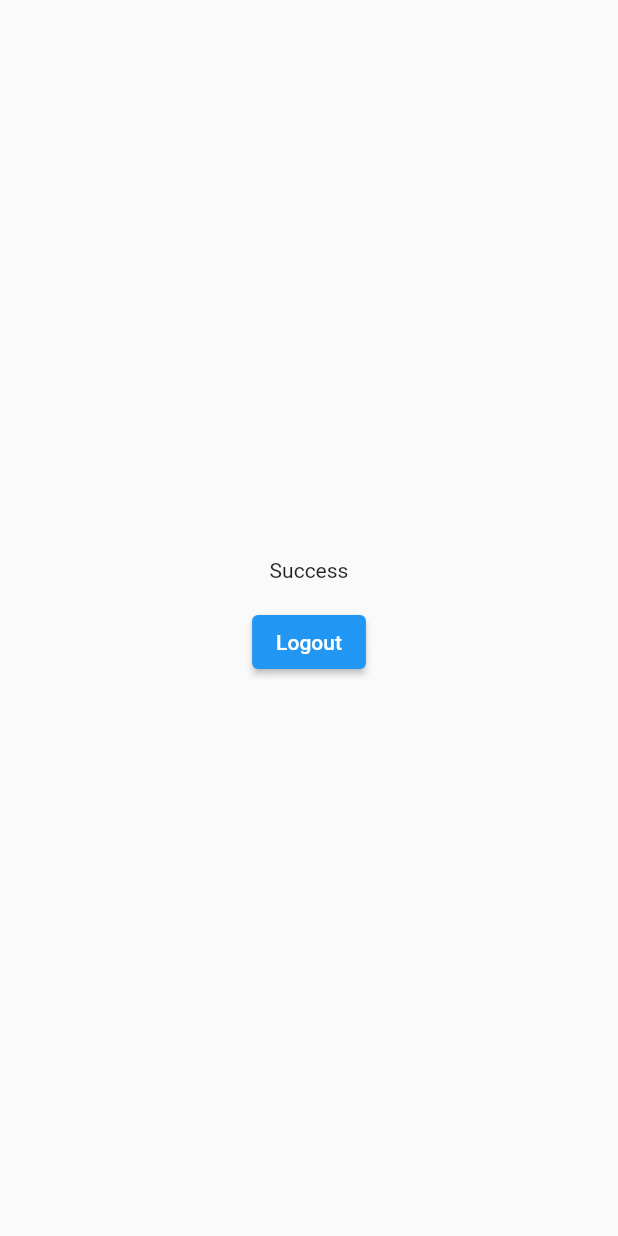
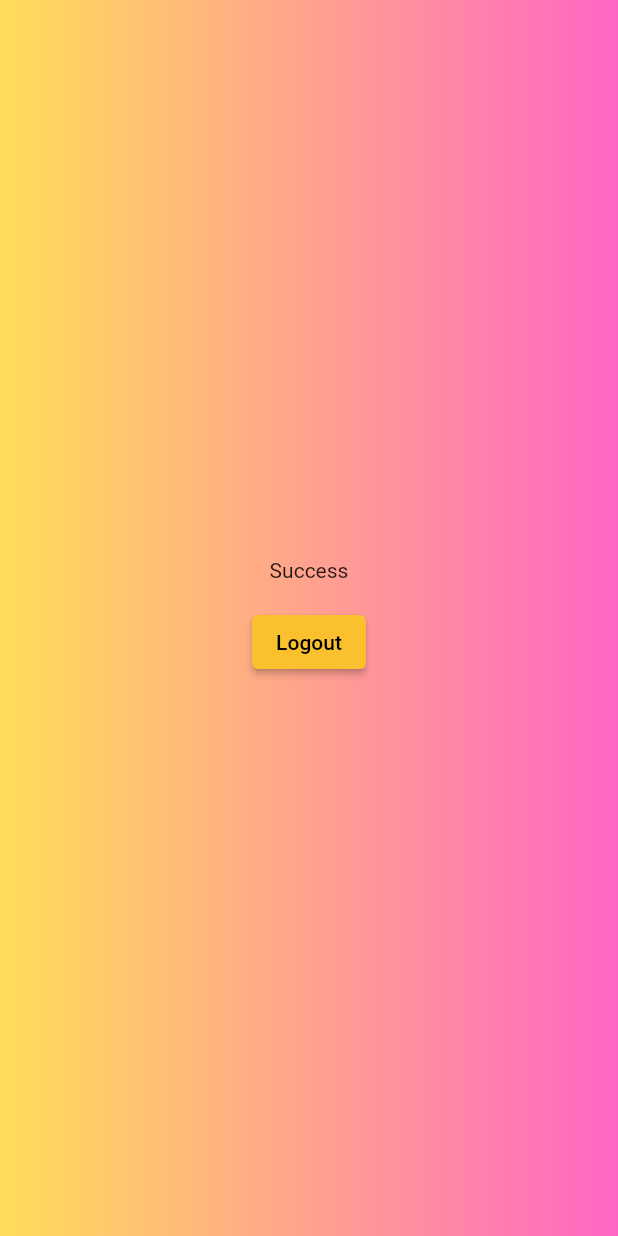
Before and after one commit to JosipTr/AnswerFive, a Flutter app: the screen it shows once a user with an empty profile is signed in, on a phone screen of 412 x 824 dp. Run offline on Flutter 3.47's test engine with Material 2 defaults, Android fonts, the phone set to English and light mode, and no system bars; our stand-ins replace dartz, equatable, firebase_auth, firebase_core, flutter_bloc, get_it; accounts and stored records are empty; network calls fail.

Commit message:
Create design

```diff
--- /dev/null
+++ b/lib/features/authentication/core/utils/theme/custom_theme.dart
@@ -0,0 +1,57 @@
+import 'package:flutter/material.dart';
+import 'dart:math';
+
+ThemeData getThemeData() {
+  return ThemeData(
+    primarySwatch: _generateMaterialColor(Colors.yellow.shade700),
+    textSelectionTheme: const TextSelectionThemeData(
+      cursorColor: Colors.black,
+    ),
+    buttonTheme: const ButtonThemeData(),
+    inputDecorationTheme: InputDecorationTheme(
+      labelStyle: const TextStyle(),
+      iconColor: Colors.red,
+      enabledBorder: OutlineInputBorder(
+        borderRadius: BorderRadius.circular(15),
+        borderSide: const BorderSide(),
+      ),
+      focusedBorder: OutlineInputBorder(
+        borderRadius: BorderRadius.circular(15),
+        borderSide: const BorderSide(),
+      ),
+    ),
+  );
+}
+
+MaterialColor _generateMaterialColor(Color color) {
+  return MaterialColor(color.value, {
+    50: tintColor(color, 0.9),
+    100: tintColor(color, 0.8),
+    200: tintColor(color, 0.6),
+    300: tintColor(color, 0.4),
+    400: tintColor(color, 0.2),
+    500: color,
+    600: shadeColor(color, 0.1),
+    700: shadeColor(color, 0.2),
+    800: shadeColor(color, 0.3),
+    900: shadeColor(color, 0.4),
+  });
+}
+
+int tintValue(int value, double factor) =>
+    max(0, min((value + ((255 - value) * factor)).round(), 255));
+
+Color tintColor(Color color, double factor) => Color.fromRGBO(
+    tintValue(color.red, factor),
+    tintValue(color.green, factor),
+    tintValue(color.blue, factor),
+    1);
+
+int shadeValue(int value, double factor) =>
+    max(0, min(value - (value * factor).round(), 255));
+
+Color shadeColor(Color color, double factor) => Color.fromRGBO(
+    shadeValue(color.red, factor),
+    shadeValue(color.green, factor),
+    shadeValue(color.blue, factor),
+    1);
--- a/lib/features/authentication/presentation/pages/auth_page.dart
+++ b/lib/features/authentication/presentation/pages/auth_page.dart
@@ -15,7 +15,9 @@ class AuthPage extends StatelessWidget {
     return BlocProvider<AuthBloc>(
       create: (_) => di()..add(AuthStarted()),
       child: Scaffold(
-        body: SafeArea(
+        body: SingleChildScrollView(
+          child: GradientBackground(
+            child: SafeArea(
               child: Center(
                 child: BlocConsumer<AuthBloc, AuthState>(
                   listenWhen: (previous, current) =>
@@ -57,6 +59,33 @@ class AuthPage extends StatelessWidget {
               ),
             ),
           ),
+        ),
+      ),
     );
   }
 }
+
+class GradientBackground extends StatelessWidget {
+  final Widget child;
+  const GradientBackground({super.key, required this.child});
+
+  @override
+  Widget build(BuildContext context) {
+    final phoneHeight = MediaQuery.of(context).size.height;
+    return Container(
+      height: phoneHeight,
+      decoration: const BoxDecoration(
+        gradient: LinearGradient(
+          colors: [
+            Color.fromRGBO(255, 222, 89, 1),
+            Color.fromRGBO(255, 102, 196, 1)
+          ],
+          begin: Alignment.centerLeft,
+          end: Alignment.centerRight,
+          tileMode: TileMode.mirror,
+        ),
+      ),
+      child: child,
+    );
+  }
+}
--- a/lib/main.dart
+++ b/lib/main.dart
@@ -1,3 +1,4 @@
+import 'package:answer_five/features/authentication/core/utils/theme/custom_theme.dart';
 import 'package:answer_five/features/authentication/injector.dart';
 import 'package:answer_five/features/authentication/presentation/pages/auth_page.dart';
 import 'package:firebase_core/firebase_core.dart';
@@ -21,10 +22,9 @@ class MyApp extends StatelessWidget {
   @override
   Widget build(BuildContext context) {
     return MaterialApp(
+      debugShowCheckedModeBanner: false,
       title: 'Flutter Demo',
-      theme: ThemeData(
-        primarySwatch: Colors.blue,
-      ),
+      theme: getThemeData(),
       home: const AuthPage(),
     );
   }
--- a/pubspec.yaml
+++ b/pubspec.yaml
@@ -65,9 +65,9 @@ flutter:
   uses-material-design: true
 
   # To add assets to your application, add an assets section, like this:
-  # assets:
-  #   - images/a_dot_burr.jpeg
-  #   - images/a_dot_ham.jpeg
+  assets:
+    - assets/images/answer_five.png
+    - assets/images/answer_five_nobackground.png
 
   # An image asset can refer to one or more resolution-specific "variants", see
   # https://flutter.dev/assets-and-images/#resolution-aware
```
Also changed, not shown: lib/features/authentication/presentation/widgets/auth_widget.dart (+106 -36 lines), assets/images/answer_five.png (added), assets/images/answer_five_nobackground.png (added). Lines whose indentation alone changed are shown as unchanged.
